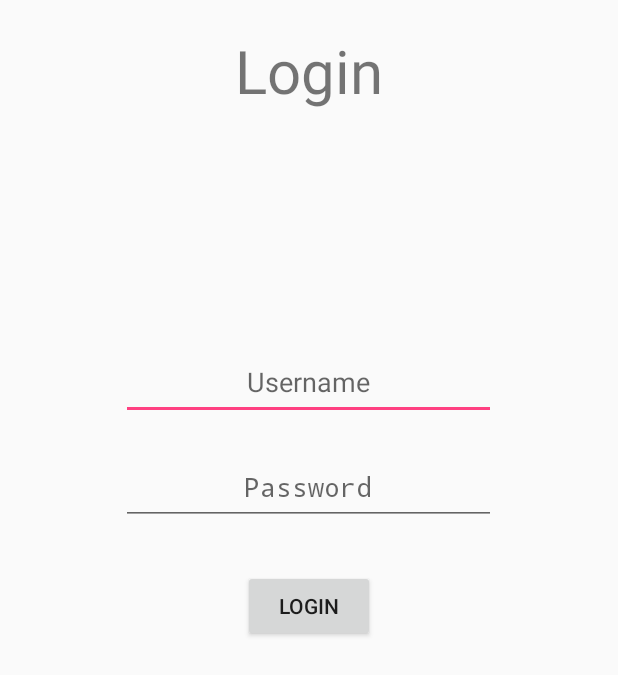
After one commit to Moshrooman/BlackGarlic, an Android app: the LogInScreen screen opened directly, with no data from a screen before it, on a phone screen of 412 x 824 dp. The commit adds this screen. Shown: the top 675 px of the screen. Run offline under Robolectric (Android 15) with nearby library versions, the phone set to English and light mode, and no system bars; our stand-ins replace Volley.

Commit message:
Connected to the login api

```diff
--- /dev/null
+++ b/app/src/main/java/id/blackgarlic/blackgarlic/LogInScreen.java
@@ -0,0 +1,90 @@
+package id.blackgarlic.blackgarlic;
+
+import android.os.Bundle;
+import android.os.Message;
+import android.support.design.widget.FloatingActionButton;
+import android.support.design.widget.Snackbar;
+import android.support.v7.app.AppCompatActivity;
+import android.support.v7.widget.Toolbar;
+import android.text.InputType;
+import android.util.Log;
+import android.view.View;
+import android.widget.Button;
+import android.widget.EditText;
+import android.widget.Toast;
+
+import com.android.volley.Request;
+import com.android.volley.Response;
+import com.android.volley.VolleyError;
+import com.android.volley.toolbox.StringRequest;
+
+import org.apache.commons.codec.binary.Hex;
+import org.apache.commons.codec.digest.DigestUtils;
+import org.apache.commons.io.IOUtils;
+
+import java.io.IOException;
+import java.io.InputStream;
+import java.io.StringReader;
+import java.io.UnsupportedEncodingException;
+import java.net.HttpURLConnection;
+import java.net.URL;
+import java.net.URLConnection;
+import java.nio.charset.Charset;
+import java.security.MessageDigest;
+import java.security.NoSuchAlgorithmException;
+
+public class LogInScreen extends AppCompatActivity {
+
+    private static String username;
+    private static String password;
+
+    @Override
+    protected void onCreate(Bundle savedInstanceState) {
+        super.onCreate(savedInstanceState);
+        setContentView(R.layout.activity_log_in_screen);
+
+        final EditText usernameEditText = (EditText)findViewById(R.id.userNameEditText);
+        final EditText passwordEditText = (EditText) findViewById(R.id.passwordEditText);
+
+        Button loginButton = (Button) findViewById(R.id.loginButton);
+        passwordEditText.setInputType(InputType.TYPE_CLASS_TEXT | InputType.TYPE_TEXT_VARIATION_PASSWORD);
+
+        loginButton.setOnClickListener(new View.OnClickListener() {
+            @Override
+            public void onClick(View v) {
+                username = String.valueOf(usernameEditText.getText());
+                password = String.valueOf(passwordEditText.getText());
+
+                String sha1Password = new String(Hex.encodeHex(DigestUtils.sha1(password)));
+
+                usernameEditText.setText("");
+                passwordEditText.setText("");
+
+                //Run the httpget method for the login, save all of the things that it returns, and if it gets it, go to mainActivity
+
+                String url = "http://api.blackgarlic.id:7000/app/login/"+ username +"/"+ sha1Password +"";
+
+                StringRequest request = new StringRequest(Request.Method.GET, url, new Response.Listener<String>() {
+                    @Override
+                    public void onResponse(String response) {
+
+                        Log.e("Data: ", response);
+
+
+                    }
+                }, new Response.ErrorListener() {
+                    @Override
+                    public void onErrorResponse(VolleyError error) {
+
+                        Toast.makeText(LogInScreen.this, "Invalid Username/Password!", Toast.LENGTH_LONG).show();
+
+                    }
+                });
+
+                ConnectionManager.getInstance(LogInScreen.this).add(request);
+
+            }
+        });
+    }
+
+}
--- a/app/src/main/java/id/blackgarlic/blackgarlic/welcome/SwitchToMainActivity.java
+++ b/app/src/main/java/id/blackgarlic/blackgarlic/welcome/SwitchToLoginFragment.java
@@ -13,10 +13,10 @@ import id.blackgarlic.blackgarlic.MainActivity;
 import id.blackgarlic.blackgarlic.R;
 
 
-public class SwitchToMainActivity extends Fragment {
+public class SwitchToLoginFragment extends Fragment {
 
 
-    public SwitchToMainActivity() {
+    public SwitchToLoginFragment() {
         // Required empty public constructor
     }
 
--- /dev/null
+++ b/app/src/main/res/layout/activity_log_in_screen.xml
@@ -0,0 +1,19 @@
+<?xml version="1.0" encoding="utf-8"?>
+<android.support.design.widget.CoordinatorLayout xmlns:android="http://schemas.android.com/apk/res/android"
+    xmlns:app="http://schemas.android.com/apk/res-auto"
+    xmlns:tools="http://schemas.android.com/tools"
+    android:layout_width="match_parent"
+    android:layout_height="match_parent"
+    android:fitsSystemWindows="true"
+    tools:context="id.blackgarlic.blackgarlic.LogInScreen">
+
+    <android.support.design.widget.AppBarLayout
+        android:layout_width="match_parent"
+        android:layout_height="wrap_content"
+        android:theme="@style/AppTheme.AppBarOverlay">
+
+    </android.support.design.widget.AppBarLayout>
+
+    <include layout="@layout/content_log_in_screen" />
+
+</android.support.design.widget.CoordinatorLayout>
--- /dev/null
+++ b/app/src/main/res/layout/content_log_in_screen.xml
@@ -0,0 +1,49 @@
+<?xml version="1.0" encoding="utf-8"?>
+<RelativeLayout xmlns:android="http://schemas.android.com/apk/res/android"
+    xmlns:app="http://schemas.android.com/apk/res-auto"
+    xmlns:tools="http://schemas.android.com/tools"
+    android:layout_width="match_parent"
+    android:layout_height="match_parent"
+    app:layout_behavior="@string/appbar_scrolling_view_behavior"
+    tools:context="id.blackgarlic.blackgarlic.LogInScreen"
+    tools:showIn="@layout/activity_log_in_screen">
+
+    <TextView
+        android:layout_width="wrap_content"
+        android:layout_height="wrap_content"
+        android:text="Login"
+        android:textSize="40dp"
+        android:layout_centerHorizontal="true"
+        android:layout_marginTop="20dp"
+        />
+
+    <EditText
+        android:layout_width="250dp"
+        android:layout_height="50dp"
+        android:id="@+id/userNameEditText"
+        android:layout_centerHorizontal="true"
+        android:hint="Username"
+        android:textAlignment="center"
+        android:layout_marginTop="230dp"
+        />
+
+    <EditText
+        android:layout_width="250dp"
+        android:layout_height="50dp"
+        android:id="@+id/passwordEditText"
+        android:layout_centerHorizontal="true"
+        android:hint="Password"
+        android:textAlignment="center"
+        android:layout_marginTop="300dp"
+        />
+
+    <Button
+        android:layout_width="wrap_content"
+        android:layout_height="wrap_content"
+        android:text="Login"
+        android:layout_centerHorizontal="true"
+        android:id="@+id/loginButton"
+        android:layout_marginTop="380dp"
+        />
+
+</RelativeLayout>
--- a/app/src/main/res/layout/fragment_switch_to_main.xml
+++ b/app/src/main/res/layout/fragment_switch_to_login.xml
@@ -1,7 +1,7 @@
 <FrameLayout xmlns:android="http://schemas.android.com/apk/res/android"
     xmlns:tools="http://schemas.android.com/tools" android:layout_width="match_parent"
     android:layout_height="match_parent"
-    tools:context="id.blackgarlic.blackgarlic.welcome.SwitchToMainActivity">
+    tools:context=".welcome.SwitchToLoginFragment">
 
 
 
--- a/app/src/main/res/values-v21/styles.xml
+++ b/app/src/main/res/values-v21/styles.xml
@@ -1,4 +1,5 @@
 <resources>>
+
     <style name="AppTheme.NoActionBar">
         <item name="windowActionBar">false</item>
         <item name="windowNoTitle">true</item>
--- a/app/src/main/res/values/strings.xml
+++ b/app/src/main/res/values/strings.xml
@@ -4,8 +4,8 @@
     <string name="title_activity_splash">SplashActivity</string>
     <string name="title_activity_welcome">WelcomeActivity</string>
 
-<!-- TODO: Remove or change this placeholder text -->
     <string name="hello_blank_fragment">Hello blank fragment</string>
     <string name="title_activity_test">Test</string>
     <string name="title_activity_pop_up_you_tube">PopUpYouTube</string>
+    <string name="title_activity_log_in_screen">LogInScreen</string>
 </resources>
--- a/app/src/main/res/values/styles.xml
+++ b/app/src/main/res/values/styles.xml
@@ -7,6 +7,7 @@
         <item name="colorPrimaryDark">@color/colorPrimaryDark</item>
         <item name="colorAccent">@color/colorAccent</item>
     </style>
+
     <style name="AppTheme.NoActionBar">
         <item name="windowActionBar">false</item>
         <item name="windowNoTitle">true</item>
@@ -14,8 +15,8 @@
     </style>
 
     <style name="AppTheme.AppBarOverlay" parent="ThemeOverlay.AppCompat.Dark.ActionBar" />
+
     <style name="AppTheme.PopupOverlay" parent="ThemeOverlay.AppCompat.Light" />
 
 
-
 </resources>
--- a/build.gradle
+++ b/build.gradle
@@ -5,7 +5,7 @@ buildscript {
         jcenter()
     }
     dependencies {
-        classpath 'com.android.tools.build:gradle:1.3.0'
+        classpath 'com.android.tools.build:gradle:1.5.0'
 
         // NOTE: Do not place your application dependencies here; they belong
         // in the individual module build.gradle files
```
Also changed, not shown: app/build.gradle (+9 -1 lines), app/src/main/AndroidManifest.xml (+10 -9 lines), app/src/main/java/id/blackgarlic/blackgarlic/MainActivity.java (+7 -45 lines), app/src/main/java/id/blackgarlic/blackgarlic/welcome/WelcomeActivity.java (+4 -15 lines), app/libs/commons-codec-1.9.jar (added), app/libs/mysql-connector-java-5.0.8-bin.jar (deleted), 1 other file.
